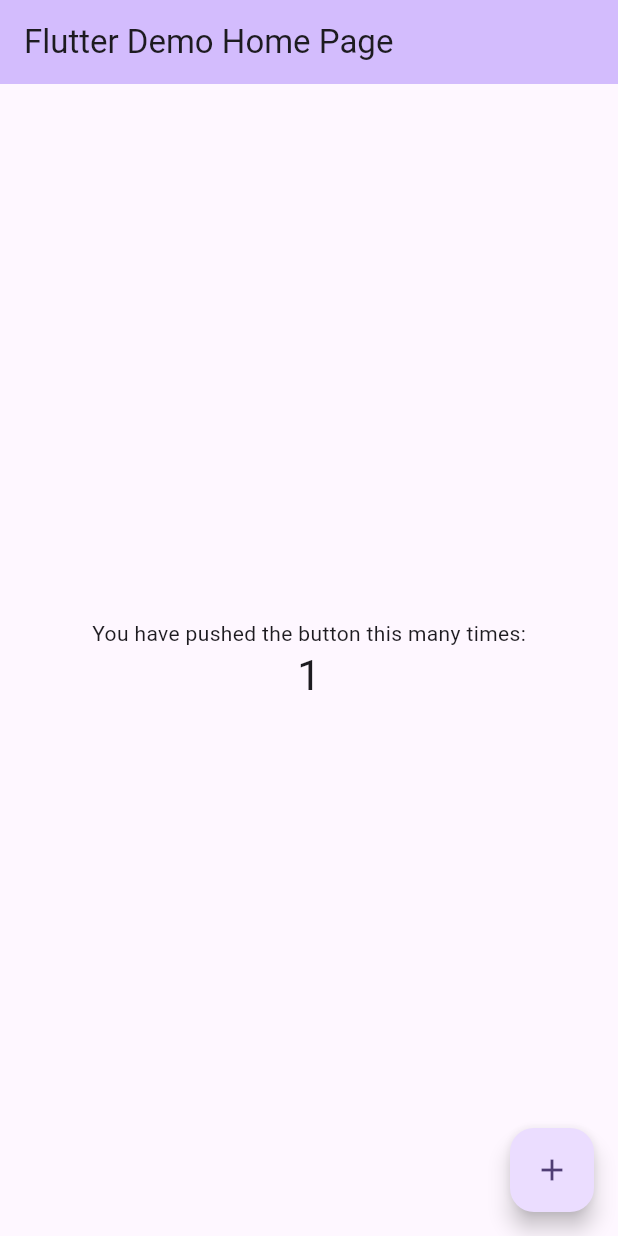
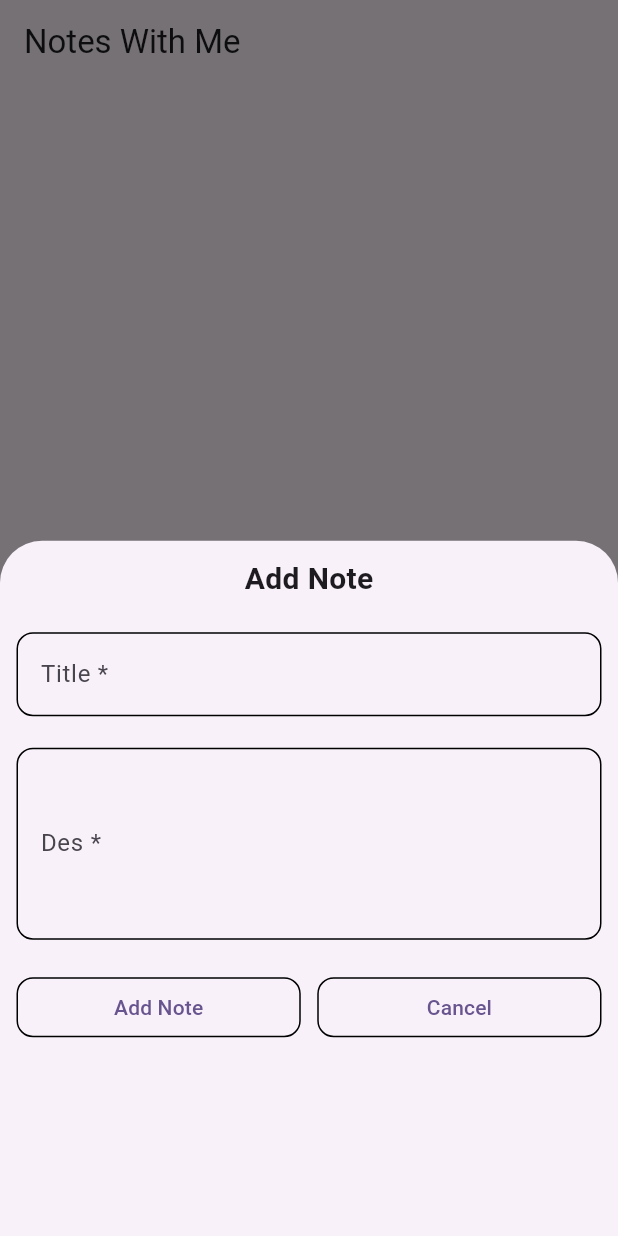
Before and after one commit to akankshaghotekar/Note-With-Me, a Flutter app: the screen it shows after launch, after a tap on the "add" icon, on a phone screen of 412 x 824 dp. Run offline on Flutter 3.47's test engine with Material 3 defaults, Android fonts, the phone set to English and light mode, and no system bars; our stand-ins replace sqflite; accounts and stored records are empty.

Commit message:
Add and display notes

```diff
--- a/lib/main.dart
+++ b/lib/main.dart
@@ -1,4 +1,5 @@
 import 'package:flutter/material.dart';
+import 'package:note_with_me/repository/screens/home_screen/home_screen.dart';
 
 void main() {
   runApp(const MyApp());
@@ -7,116 +8,14 @@
 class MyApp extends StatelessWidget {
   const MyApp({super.key});
 
-  // This widget is the root of your application.
   @override
   Widget build(BuildContext context) {
     return MaterialApp(
       title: 'NoteWithMe',
       theme: ThemeData(
-        // This is the theme of your application.
-        //
-        // TRY THIS: Try running your application with "flutter run". You'll see
-        // the application has a purple toolbar. Then, without quitting the app,
-        // try changing the seedColor in the colorScheme below to Colors.green
-        // and then invoke "hot reload" (save your changes or press the "hot
-        // reload" button in a Flutter-supported IDE, or press "r" if you used
-        // the command line to start the app).
-        //
-        // Notice that the counter didn't reset back to zero; the application
-        // state is not lost during the reload. To reset the state, use hot
-        // restart instead.
-        //
-        // This works for code too, not just values: Most code changes can be
-        // tested with just a hot reload.
         colorScheme: ColorScheme.fromSeed(seedColor: Colors.deepPurple),
       ),
-      home: const MyHomePage(title: 'Flutter Demo Home Page'),
+      home: HomeScreen(),
     );
   }
 }
-
-class MyHomePage extends StatefulWidget {
-  const MyHomePage({super.key, required this.title});
-
-  // This widget is the home page of your application. It is stateful, meaning
-  // that it has a State object (defined below) that contains fields that affect
-  // how it looks.
-
-  // This class is the configuration for the state. It holds the values (in this
-  // case the title) provided by the parent (in this case the App widget) and
-  // used by the build method of the State. Fields in a Widget subclass are
-  // always marked "final".
-
-  final String title;
-
-  @override
-  State<MyHomePage> createState() => _MyHomePageState();
-}
-
-class _MyHomePageState extends State<MyHomePage> {
-  int _counter = 0;
-
-  void _incrementCounter() {
-    setState(() {
-      // This call to setState tells the Flutter framework that something has
-      // changed in this State, which causes it to rerun the build method below
-      // so that the display can reflect the updated values. If we changed
-      // _counter without calling setState(), then the build method would not be
-      // called again, and so nothing would appear to happen.
-      _counter++;
-    });
-  }
-
-  @override
-  Widget build(BuildContext context) {
-    // This method is rerun every time setState is called, for instance as done
-    // by the _incrementCounter method above.
-    //
-    // The Flutter framework has been optimized to make rerunning build methods
-    // fast, so that you can just rebuild anything that needs updating rather
-    // than having to individually change instances of widgets.
-    return Scaffold(
-      appBar: AppBar(
-        // TRY THIS: Try changing the color here to a specific color (to
-        // Colors.amber, perhaps?) and trigger a hot reload to see the AppBar
-        // change color while the other colors stay the same.
-        backgroundColor: Theme.of(context).colorScheme.inversePrimary,
-        // Here we take the value from the MyHomePage object that was created by
-        // the App.build method, and use it to set our appbar title.
-        title: Text(widget.title),
-      ),
-      body: Center(
-        // Center is a layout widget. It takes a single child and positions it
-        // in the middle of the parent.
-        child: Column(
-          // Column is also a layout widget. It takes a list of children and
-          // arranges them vertically. By default, it sizes itself to fit its
-          // children horizontally, and tries to be as tall as its parent.
-          //
-          // Column has various properties to control how it sizes itself and
-          // how it positions its children. Here we use mainAxisAlignment to
-          // center the children vertically; the main axis here is the vertical
-          // axis because Columns are vertical (the cross axis would be
-          // horizontal).
-          //
-          // TRY THIS: Invoke "debug painting" (choose the "Toggle Debug Paint"
-          // action in the IDE, or press "p" in the console), to see the
-          // wireframe for each widget.
-          mainAxisAlignment: MainAxisAlignment.center,
-          children: <Widget>[
-            const Text('You have pushed the button this many times:'),
-            Text(
-              '$_counter',
-              style: Theme.of(context).textTheme.headlineMedium,
-            ),
-          ],
-        ),
-      ),
-      floatingActionButton: FloatingActionButton(
-        onPressed: _incrementCounter,
-        tooltip: 'Increment',
-        child: const Icon(Icons.add),
-      ), // This trailing comma makes auto-formatting nicer for build methods.
-    );
-  }
-}
--- a/lib/repository/screens/home_screen/home_screen.dart
+++ b/lib/repository/screens/home_screen/home_screen.dart
@@ -0,0 +1,162 @@
+import 'package:flutter/material.dart';
+import 'package:note_with_me/data/local/db_helper.dart';
+
+class HomeScreen extends StatefulWidget {
+  const HomeScreen({super.key});
+
+  @override
+  State<HomeScreen> createState() => _HomeScreenState();
+}
+
+class _HomeScreenState extends State<HomeScreen> {
+  // controller
+
+  TextEditingController titleController = TextEditingController();
+  TextEditingController descController = TextEditingController();
+
+  List<Map<String, dynamic>> allNotes = [];
+  DBHelper? dbRef;
+  @override
+  void initState() {
+    super.initState();
+    dbRef = DBHelper.getInstance;
+    getNotes();
+  }
+
+  void getNotes() async {
+    allNotes = await dbRef!.getAllNotes();
+    setState(() {});
+  }
+
+  @override
+  Widget build(BuildContext context) {
+    return Scaffold(
+      appBar: AppBar(title: Text("Notes With Me")),
+      // all notes viewed here
+      body: allNotes.isEmpty
+          ? Center(child: Text("No Notes Yet!"))
+          : ListView.builder(
+              itemCount: allNotes.length,
+              itemBuilder: (_, index) {
+                return ListTile(
+                  leading: Text(
+                    "${allNotes[index][DBHelper.COLUMN_NOTE_SNO]}",
+                  ), // else use .toString()
+                  title: Text(allNotes[index][DBHelper.COLUMN_NOTE_TITLE]),
+                  subtitle: Text(allNotes[index][DBHelper.COLUMN_NOTE_DESC]),
+                );
+              },
+            ),
+
+      floatingActionButton: FloatingActionButton(
+        onPressed: () async {
+          String errorMsg = "";
+          // note to be added from here
+          showModalBottomSheet(
+            context: context,
+            builder: (context) {
+              return Container(
+                padding: EdgeInsets.all(11),
+                width: double.infinity,
+                child: Column(
+                  children: [
+                    Text(
+                      "Add Note",
+                      style: TextStyle(
+                        fontSize: 20,
+                        fontWeight: FontWeight.bold,
+                      ),
+                    ),
+                    SizedBox(height: 21),
+                    TextFormField(
+                      controller: titleController,
+                      decoration: InputDecoration(
+                        hintText: "Enter title here",
+                        label: Text("Title *"),
+                        focusedBorder: OutlineInputBorder(
+                          borderRadius: BorderRadius.circular(11),
+                        ),
+                        enabledBorder: OutlineInputBorder(
+                          borderRadius: BorderRadius.circular(11),
+                        ),
+                      ),
+                    ),
+                    SizedBox(height: 21),
+                    TextFormField(
+                      controller: descController,
+                      maxLines: 4,
+                      decoration: InputDecoration(
+                        hintText: "Enter description here",
+                        label: Text("Des *"),
+                        focusedBorder: OutlineInputBorder(
+                          borderRadius: BorderRadius.circular(11),
+                        ),
+                        enabledBorder: OutlineInputBorder(
+                          borderRadius: BorderRadius.circular(11),
+                        ),
+                      ),
+                    ),
+                    SizedBox(height: 21),
+                    Row(
+                      children: [
+                        Expanded(
+                          child: OutlinedButton(
+                            style: OutlinedButton.styleFrom(
+                              shape: RoundedRectangleBorder(
+                                borderRadius: BorderRadiusGeometry.circular(11),
+                              ),
+                              side: BorderSide(width: 1, color: Colors.black),
+                            ),
+                            onPressed: () async {
+                              var title = titleController.text.trim();
+                              var desc = descController.text.trim();
+                              if (title.isNotEmpty && desc.isNotEmpty) {
+                                bool check = await dbRef!.addNote(
+                                  mTitle: title,
+                                  mDesc: desc,
+                                );
+                                if (check) {
+                                  getNotes();
+                                }
+                              } else {
+                                errorMsg =
+                                    "*Please fill all the required blanks";
+                                ScaffoldMessenger.of(context).showSnackBar(
+                                  SnackBar(content: Text(errorMsg)),
+                                );
+                              }
+                              titleController.clear();
+                              descController.clear();
+                              Navigator.pop(context);
+                            },
+                            child: Text("Add Note"),
+                          ),
+                        ),
+                        SizedBox(width: 11),
+                        Expanded(
+                          child: OutlinedButton(
+                            style: OutlinedButton.styleFrom(
+                              shape: RoundedRectangleBorder(
+                                borderRadius: BorderRadiusGeometry.circular(11),
+                              ),
+                              side: BorderSide(width: 1, color: Colors.black),
+                            ),
+                            onPressed: () {
+                              Navigator.pop(context);
+                            },
+                            child: Text("Cancel"),
+                          ),
+                        ),
+                      ],
+                    ),
+                  ],
+                ),
+              );
+            },
+          );
+        },
+        child: Icon(Icons.add),
+      ),
+    );
+  }
+}
```
